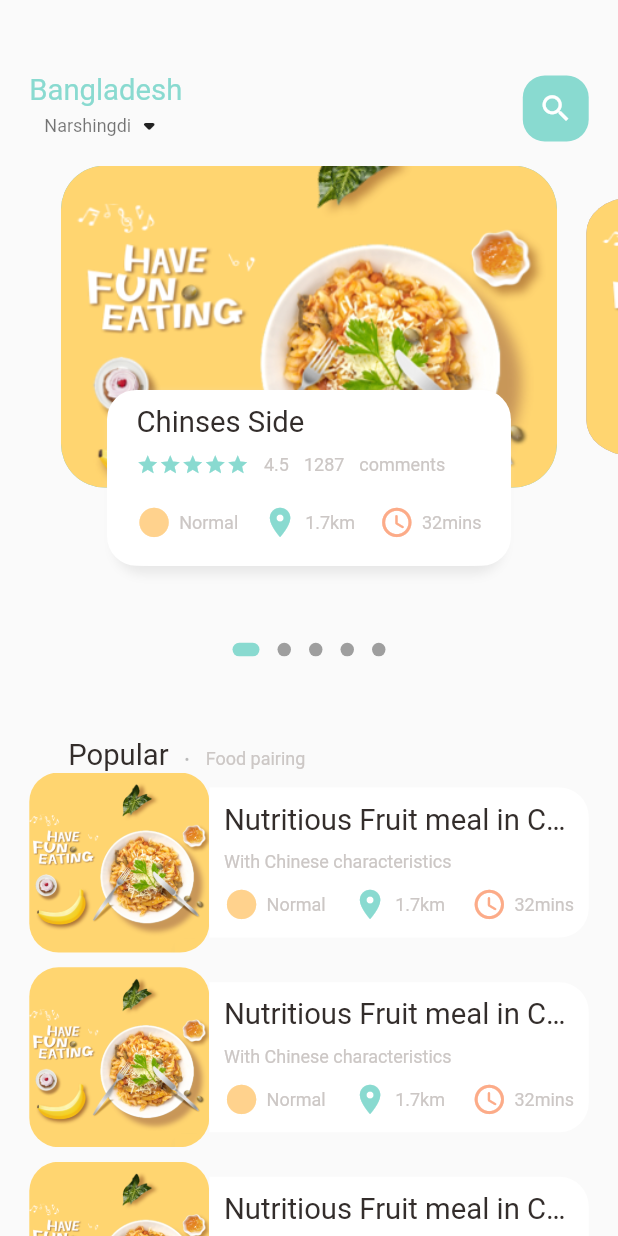
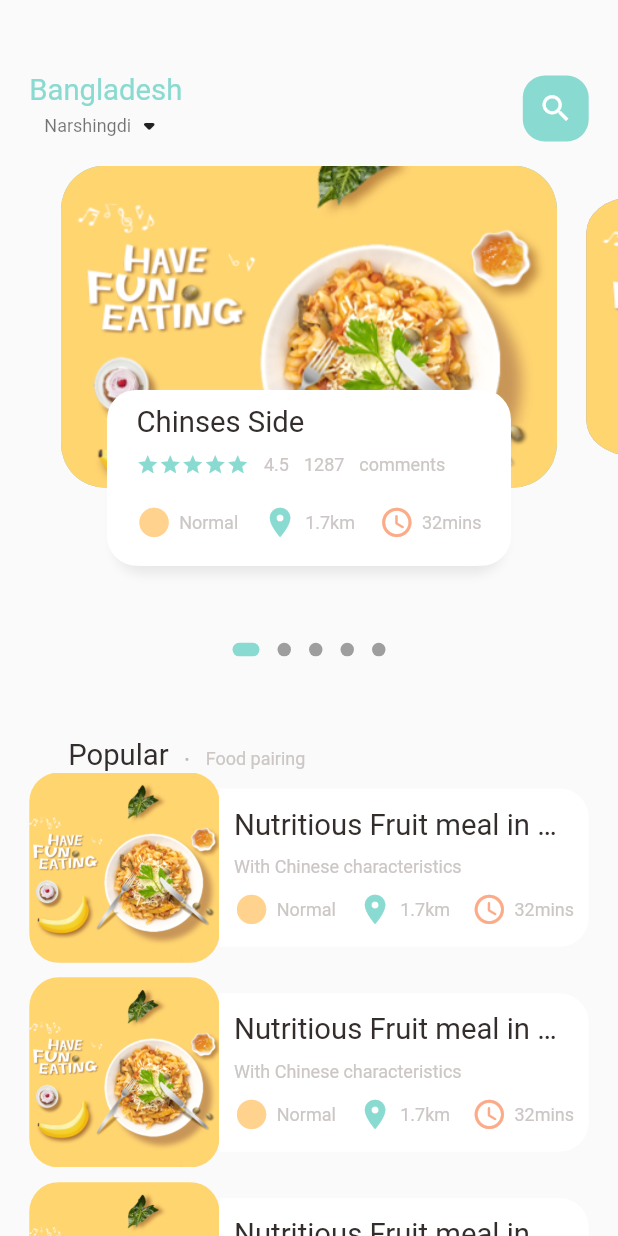
Before and after one commit to Thae00/food_delivery, a Flutter app: the screen it shows after launch, on a phone screen of 412 x 824 dp. Run offline on Flutter 3.47's test engine with Material 2 defaults, Android fonts, the phone set to English and light mode, and no system bars; drawn by our look-alikes of dots_indicator; our stand-ins replace get.

Commit message:
adding text & custom responsive size

```diff
--- a/lib/home/food_body_page.dart
+++ b/lib/home/food_body_page.dart
@@ -96,11 +96,9 @@ class _FoodBodyPageState extends State<FoodBodyPage> {
           ),
         ),
         //list of food and images
-        Container(
-          height: 900,
-          child: ListView.builder(
+        ListView.builder(
           physics: NeverScrollableScrollPhysics(),
-            //shrinkWrap: true,
+          shrinkWrap: true,
           itemCount: 10,
           itemBuilder: (context, index) {
             return Container(
@@ -112,8 +110,8 @@ class _FoodBodyPageState extends State<FoodBodyPage> {
               child: Row(
                 children: [
                   Container(
-                      width: 120,
-                      height: 120,
+                    width: Dimensions.listViewImgSize,
+                    height: Dimensions.listViewImgSize,
                     decoration: BoxDecoration(
                       borderRadius:
                           BorderRadius.circular(Dimensions.radius20),
@@ -128,7 +126,7 @@ class _FoodBodyPageState extends State<FoodBodyPage> {
                   ),
                   Expanded(
                     child: Container(
-                        height: 100,
+                      height: Dimensions.listViewTextContSize,
                       decoration: BoxDecoration(
                         borderRadius: BorderRadius.only(
                           topRight: Radius.circular(Dimensions.radius20),
@@ -175,7 +173,6 @@ class _FoodBodyPageState extends State<FoodBodyPage> {
               ),
             );
           },
-          ),
         ),
       ],
     );
--- a/lib/utils/dimensions.dart
+++ b/lib/utils/dimensions.dart
@@ -28,4 +28,9 @@ class Dimensions {
   static double radius30 = screenHeight / 28.13;
 
   static double iconSize24 = screenHeight / 35.17;
+
+  //list view size
+  static double listViewImgSize = screenWidth / 3.25;
+  static double listViewTextContSize = screenWidth / 3.9;
+
 }
```
Lines whose indentation alone changed are shown as unchanged.
